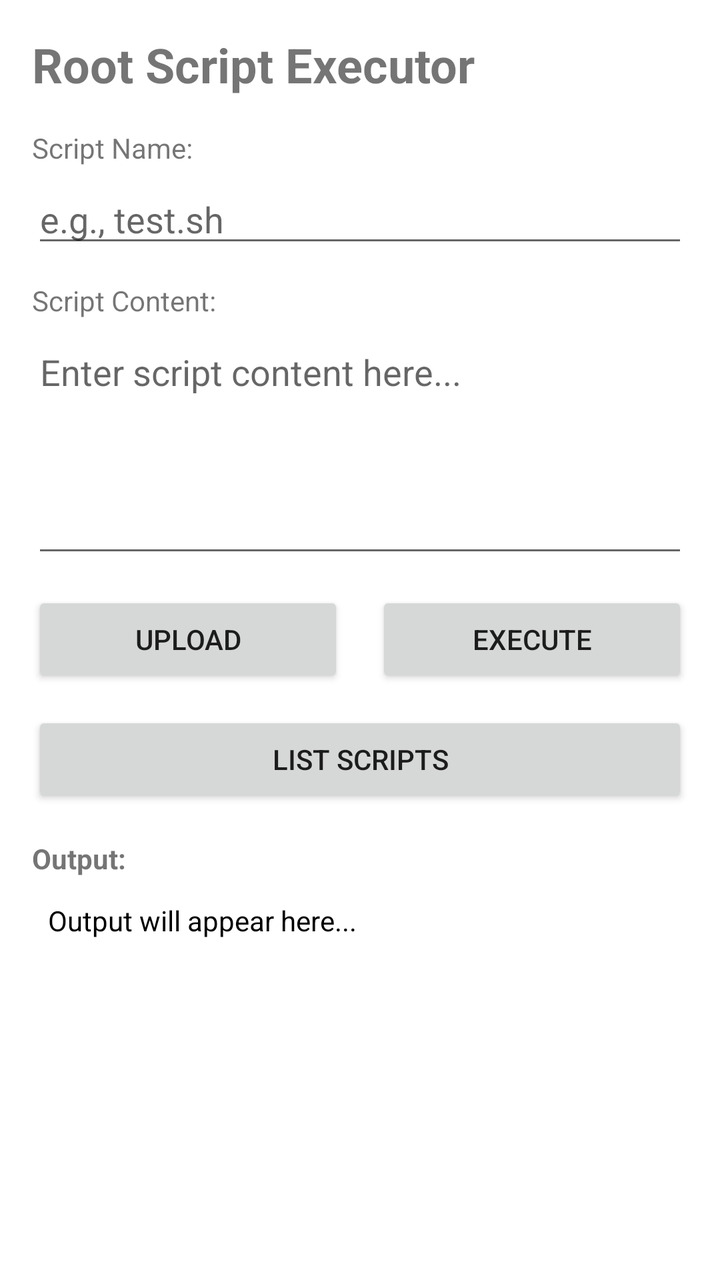
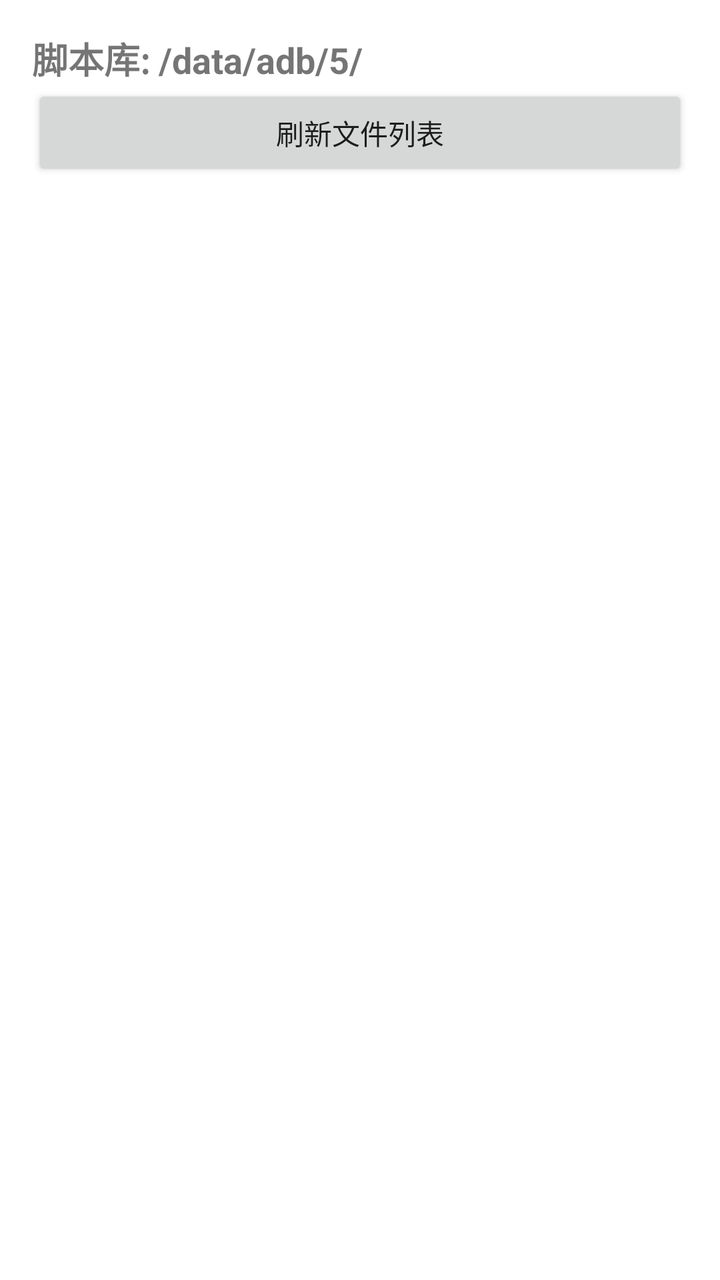

The first picture is an Android layout as it rendered before a commit; the second is the same layout after the commit. The layout source and the unified diff follow.
<!-- AndroidManifest.xml: application theme Theme.RootScriptExecutor -->
<!-- res/layout/activity_main.xml -->
<?xml version="1.0" encoding="utf-8"?>
<LinearLayout xmlns:android="http://schemas.android.com/apk/res/android"
    xmlns:app="http://schemas.android.com/apk/res-auto"
    xmlns:tools="http://schemas.android.com/tools"
    android:layout_width="match_parent"
    android:layout_height="match_parent"
    android:orientation="vertical"
    android:padding="16dp"
    tools:context=".MainActivity">

    <TextView
        android:layout_width="wrap_content"
        android:layout_height="wrap_content"
        android:text="Root Script Executor"
        android:textSize="24sp"
        android:textStyle="bold"
        android:layout_marginBottom="16dp" />

    <TextView
        android:layout_width="wrap_content"
        android:layout_height="wrap_content"
        android:text="Script Name:"
        android:layout_marginBottom="4dp" />

    <EditText
        android:id="@+id/scriptNameEditText"
        android:layout_width="match_parent"
        android:layout_height="wrap_content"
        android:hint="e.g., test.sh"
        android:inputType="text"
        android:layout_marginBottom="12dp" />

    <TextView
        android:layout_width="wrap_content"
        android:layout_height="wrap_content"
        android:text="Script Content:"
        android:layout_marginBottom="4dp" />

    <EditText
        android:id="@+id/scriptContentEditText"
        android:layout_width="match_parent"
        android:layout_height="120dp"
        android:hint="Enter script content here..."
        android:inputType="textMultiLine"
        android:gravity="top"
        android:layout_marginBottom="12dp" />

    <LinearLayout
        android:layout_width="match_parent"
        android:layout_height="wrap_content"
        android:orientation="horizontal"
        android:layout_marginBottom="12dp">

        <Button
            android:id="@+id/uploadButton"
            android:layout_width="0dp"
            android:layout_height="wrap_content"
            android:layout_weight="1"
            android:text="Upload"
            android:layout_marginEnd="8dp" />

        <Button
            android:id="@+id/executeButton"
            android:layout_width="0dp"
            android:layout_height="wrap_content"
            android:layout_weight="1"
            android:text="Execute"
            android:layout_marginStart="8dp" />

    </LinearLayout>

    <Button
        android:id="@+id/listButton"
        android:layout_width="match_parent"
        android:layout_height="wrap_content"
        android:text="List Scripts"
        android:layout_marginBottom="16dp" />

    <TextView
        android:layout_width="wrap_content"
        android:layout_height="wrap_content"
        android:text="Output:"
        android:textStyle="bold"
        android:layout_marginBottom="4dp" />

    <ScrollView
        android:layout_width="match_parent"
        android:layout_height="0dp"
        android:layout_weight="1">

        <TextView
            android:id="@+id/outputTextView"
            android:layout_width="match_parent"
            android:layout_height="wrap_content"
            android:background="@android:color/transparent"
            android:padding="8dp"
            android:text="Output will appear here..."
            android:textColor="@android:color/black"
            android:textSize="14sp" />

    </ScrollView>

</LinearLayout>
<!-- resources referenced by this layout -->
<resources>
  <style name="Theme.RootScriptExecutor" parent="Theme.MaterialComponents.DayNight.DarkActionBar">
          
          <item name="colorPrimary">@color/purple_500</item>
          <item name="colorPrimaryVariant">@color/purple_700</item>
          <item name="colorOnPrimary">@color/white</item>
          
          <item name="colorSecondary">@color/teal_200</item>
          <item name="colorSecondaryVariant">@color/teal_700</item>
          <item name="colorOnSecondary">@color/black</item>
          
          <item name="android:statusBarColor" tools:targetApi="l">?attr/colorPrimaryVariant</item>
          
      </style>
  <color name="purple_500">#FF6200EE</color>
  <color name="purple_700">#FF3700B3</color>
  <color name="white">#FFFFFFFF</color>
  <color name="teal_200">#FF03DAC5</color>
  <color name="teal_700">#FF018786</color>
  <color name="black">#FF000000</color>
</resources>

<!-- the commit's change to res/layout/activity_main.xml (unified diff, before → after) -->
@@ -1,103 +1,26 @@
 <?xml version="1.0" encoding="utf-8"?>
 <LinearLayout xmlns:android="http://schemas.android.com/apk/res/android"
-    xmlns:app="http://schemas.android.com/apk/res-auto"
-    xmlns:tools="http://schemas.android.com/tools"
     android:layout_width="match_parent"
     android:layout_height="match_parent"
     android:orientation="vertical"
-    android:padding="16dp"
-    tools:context=".MainActivity">
+    android:padding="16dp">
 
     <TextView
         android:layout_width="wrap_content"
         android:layout_height="wrap_content"
-        android:text="Root Script Executor"
-        android:textSize="24sp"
-        android:textStyle="bold"
-        android:layout_marginBottom="16dp" />
+        android:text="脚本库: /data/adb/5/"
+        android:textSize="18sp"
+        android:textStyle="bold" />
 
-    <TextView
-        android:layout_width="wrap_content"
-        android:layout_height="wrap_content"
-        android:text="Script Name:"
-        android:layout_marginBottom="4dp" />
-
-    <EditText
-        android:id="@+id/scriptNameEditText"
+    <Button
+        android:id="@+id/btn_refresh"
         android:layout_width="match_parent"
         android:layout_height="wrap_content"
-        android:hint="e.g., test.sh"
-        android:inputType="text"
-        android:layout_marginBottom="12dp" />
+        android:text="刷新文件列表" />
 
-    <TextView
-        android:layout_width="wrap_content"
-        android:layout_height="wrap_content"
-        android:text="Script Content:"
-        android:layout_marginBottom="4dp" />
-
-    <EditText
-        android:id="@+id/scriptContentEditText"
-        android:layout_width="match_parent"
-        android:layout_height="120dp"
-        android:hint="Enter script content here..."
-        android:inputType="textMultiLine"
-        android:gravity="top"
-        android:layout_marginBottom="12dp" />
-
-    <LinearLayout
-        android:layout_width="match_parent"
-        android:layout_height="wrap_content"
-        android:orientation="horizontal"
-        android:layout_marginBottom="12dp">
-
-        <Button
-            android:id="@+id/uploadButton"
-            android:layout_width="0dp"
-            android:layout_height="wrap_content"
-            android:layout_weight="1"
-            android:text="Upload"
-            android:layout_marginEnd="8dp" />
-
-        <Button
-            android:id="@+id/executeButton"
-            android:layout_width="0dp"
-            android:layout_height="wrap_content"
-            android:layout_weight="1"
-            android:text="Execute"
-            android:layout_marginStart="8dp" />
-
-    </LinearLayout>
-
-    <Button
-        android:id="@+id/listButton"
-        android:layout_width="match_parent"
-        android:layout_height="wrap_content"
-        android:text="List Scripts"
-        android:layout_marginBottom="16dp" />
-
-    <TextView
-        android:layout_width="wrap_content"
-        android:layout_height="wrap_content"
-        android:text="Output:"
-        android:textStyle="bold"
-        android:layout_marginBottom="4dp" />
-
-    <ScrollView
+    <ListView
+        android:id="@+id/script_list"
         android:layout_width="match_parent"
         android:layout_height="0dp"
-        android:layout_weight="1">
-
-        <TextView
-            android:id="@+id/outputTextView"
-            android:layout_width="match_parent"
-            android:layout_height="wrap_content"
-            android:background="@android:color/transparent"
-            android:padding="8dp"
-            android:text="Output will appear here..."
-            android:textColor="@android:color/black"
-            android:textSize="14sp" />
-
-    </ScrollView>
-
+        android:layout_weight="1" />
 </LinearLayout>
